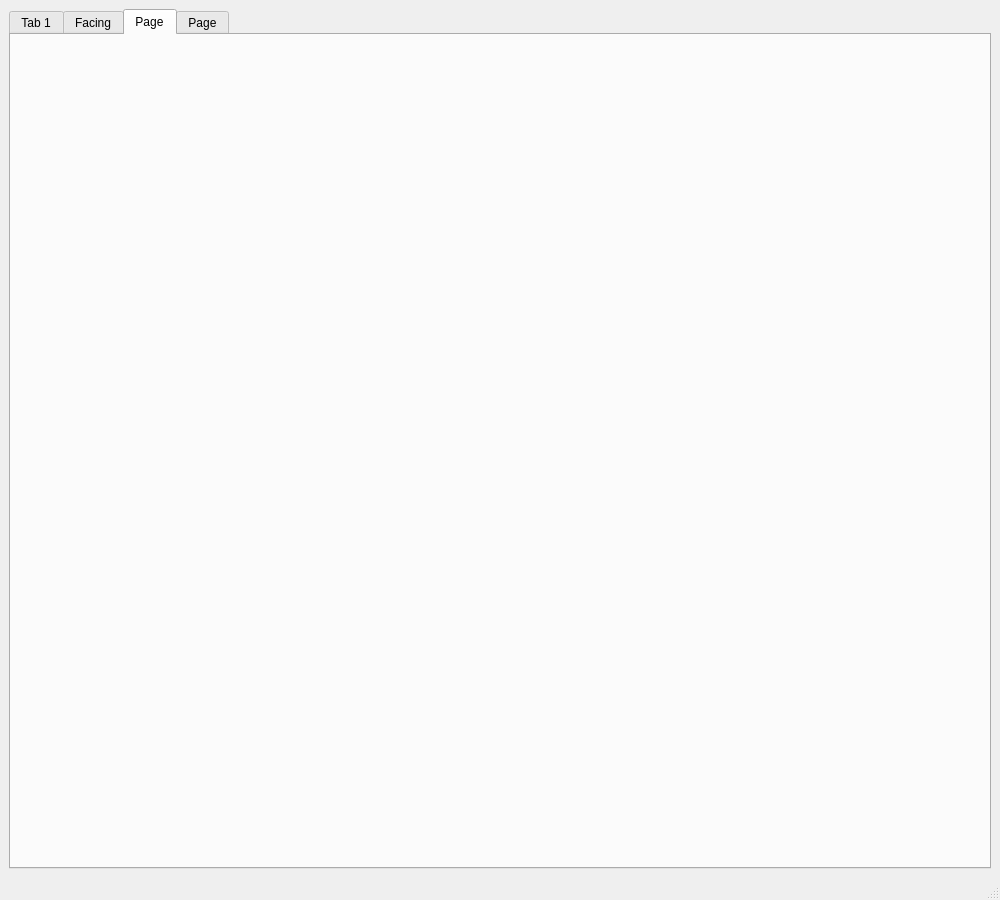
Before: the Qt Designer form gcode/src/gcode.ui in jethornton/gcode, drawn with Qt 5.
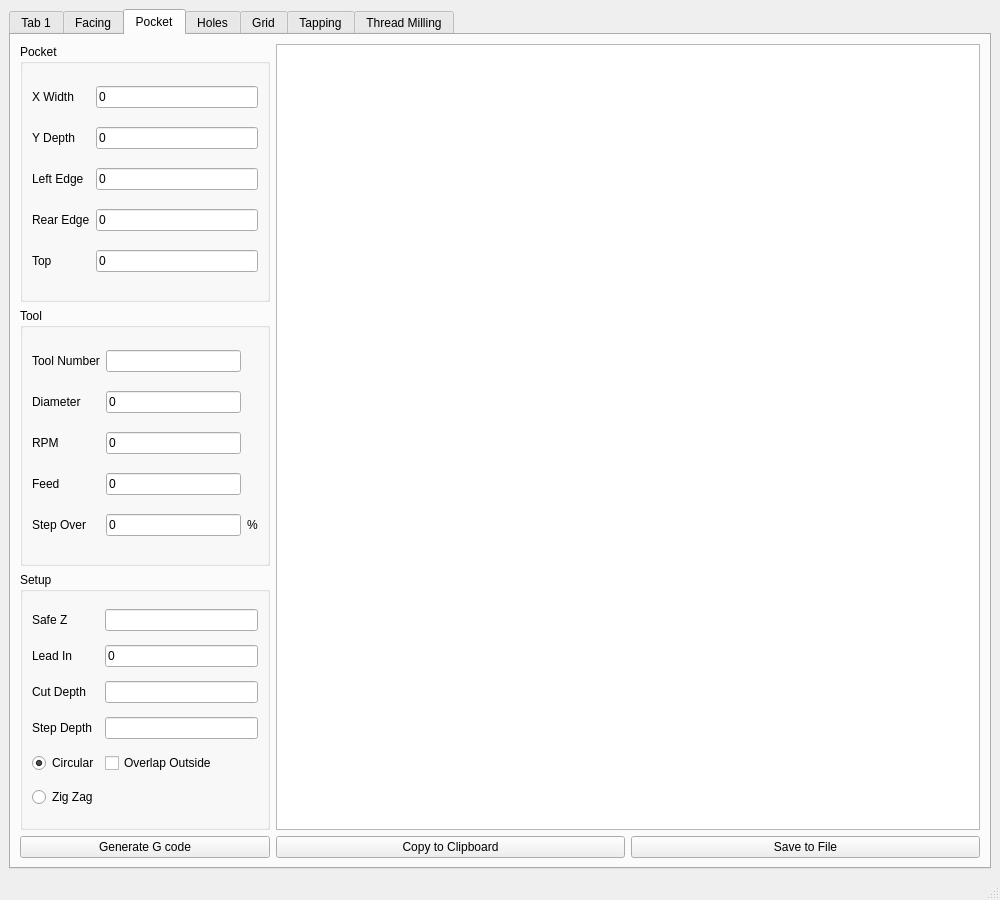
After: the same form once the commit is applied. The open tabs and pages were chosen to show the change.

Diff of the .ui file:
```diff
--- a/gcode/src/gcode.ui
+++ b/gcode/src/gcode.ui
@@ -412,12 +412,369 @@
       </widget>
       <widget class="QWidget" name="tab_3">
        <attribute name="title">
-        <string>Page</string>
+        <string>Pocket</string>
        </attribute>
+       <layout class="QGridLayout" name="gridLayout_9">
+        <item row="0" column="0">
+         <widget class="QGroupBox" name="groupBox_4">
+          <property name="maximumSize">
+           <size>
+            <width>250</width>
+            <height>16777215</height>
+           </size>
+          </property>
+          <property name="title">
+           <string>Pocket</string>
+          </property>
+          <layout class="QGridLayout" name="gridLayout_6">
+           <item row="0" column="1">
+            <widget class="QLineEdit" name="pocketWidthX">
+             <property name="text">
+              <string>0</string>
+             </property>
+             <property name="name" stdset="0">
+              <string>X Width</string>
+             </property>
+            </widget>
+           </item>
+           <item row="0" column="0">
+            <widget class="QLabel" name="label_16">
+             <property name="text">
+              <string>X Width</string>
+             </property>
+            </widget>
+           </item>
+           <item row="1" column="0">
+            <widget class="QLabel" name="label_17">
+             <property name="text">
+              <string>Y Depth</string>
+             </property>
+            </widget>
+           </item>
+           <item row="1" column="1">
+            <widget class="QLineEdit" name="pocketDepthY">
+             <property name="text">
+              <string>0</string>
+             </property>
+             <property name="name" stdset="0">
+              <string>Y Depth</string>
+             </property>
+            </widget>
+           </item>
+           <item row="2" column="0">
+            <widget class="QLabel" name="label_18">
+             <property name="text">
+              <string>Left Edge</string>
+             </property>
+            </widget>
+           </item>
+           <item row="3" column="0">
+            <widget class="QLabel" name="label_19">
+             <property name="text">
+              <string>Rear Edge</string>
+             </property>
+            </widget>
+           </item>
+           <item row="2" column="1">
+            <widget class="QLineEdit" name="pocketLeft">
+             <property name="text">
+              <string>0</string>
+             </property>
+             <property name="name" stdset="0">
+              <string>Left Edge</string>
+             </property>
+            </widget>
+           </item>
+           <item row="3" column="1">
+            <widget class="QLineEdit" name="pocketRear">
+             <property name="text">
+              <string>0</string>
+             </property>
+             <property name="name" stdset="0">
+              <string>Rear Edge</string>
+             </property>
+            </widget>
+           </item>
+           <item row="4" column="0">
+            <widget class="QLabel" name="label_20">
+             <property name="text">
+              <string>Top</string>
+             </property>
+            </widget>
+           </item>
+           <item row="4" column="1">
+            <widget class="QLineEdit" name="pocketTop">
+             <property name="text">
+              <string>0</string>
+             </property>
+             <property name="name" stdset="0">
+              <string>Top</string>
+             </property>
+            </widget>
+           </item>
+          </layout>
+         </widget>
+        </item>
+        <item row="0" column="1" rowspan="3" colspan="2">
+         <widget class="QPlainTextEdit" name="pocketPTE">
+          <property name="minimumSize">
+           <size>
+            <width>500</width>
+            <height>0</height>
+           </size>
+          </property>
+          <property name="font">
+           <font>
+            <family>Courier</family>
+            <pointsize>12</pointsize>
+            <weight>75</weight>
+            <bold>true</bold>
+           </font>
+          </property>
+         </widget>
+        </item>
+        <item row="1" column="0">
+         <widget class="QGroupBox" name="groupBox_5">
+          <property name="maximumSize">
+           <size>
+            <width>250</width>
+            <height>16777215</height>
+           </size>
+          </property>
+          <property name="title">
+           <string>Tool</string>
+          </property>
+          <layout class="QGridLayout" name="gridLayout_7">
+           <item row="1" column="0">
+            <widget class="QLabel" name="label_21">
+             <property name="text">
+              <string>Diameter</string>
+             </property>
+            </widget>
+           </item>
+           <item row="1" column="1">
+            <widget class="QLineEdit" name="pocketToolDia">
+             <property name="text">
+              <string>0</string>
+             </property>
+             <property name="name" stdset="0">
+              <string>Diameter</string>
+             </property>
+            </widget>
+           </item>
+           <item row="3" column="0">
+            <widget class="QLabel" name="label_22">
+             <property name="text">
+              <string>Feed</string>
+             </property>
+            </widget>
+           </item>
+           <item row="2" column="0">
+            <widget class="QLabel" name="label_23">
+             <property name="text">
+              <string>RPM</string>
+             </property>
+            </widget>
+           </item>
+           <item row="2" column="1">
+            <widget class="QLineEdit" name="pocketRPM">
+             <property name="text">
+              <string>0</string>
+             </property>
+             <property name="name" stdset="0">
+              <string>RPM</string>
+             </property>
+            </widget>
+           </item>
+           <item row="4" column="0">
+            <widget class="QLabel" name="label_24">
+             <property name="text">
+              <string>Step Over</string>
+             </property>
+            </widget>
+           </item>
+           <item row="3" column="1">
+            <widget class="QLineEdit" name="pocketFeed">
+             <property name="text">
+              <string>0</string>
+             </property>
+             <property name="name" stdset="0">
+              <string>Feed</string>
+             </property>
+            </widget>
+           </item>
+           <item row="4" column="1">
+            <widget class="QLineEdit" name="pocketStep">
+             <property name="text">
+              <string>0</string>
+             </property>
+             <property name="name" stdset="0">
+              <string>Step Over</string>
+             </property>
+            </widget>
+           </item>
+           <item row="4" column="2">
+            <widget class="QLabel" name="label_25">
+             <property name="text">
+              <string>%</string>
+             </property>
+            </widget>
+           </item>
+           <item row="0" column="0">
+            <widget class="QLabel" name="label_26">
+             <property name="text">
+              <string>Tool Number</string>
+             </property>
+            </widget>
+           </item>
+           <item row="0" column="1">
+            <widget class="QLineEdit" name="pocketTool">
+             <property name="name" stdset="0">
+              <string>Tool Number</string>
+             </property>
+            </widget>
+           </item>
+          </layout>
+         </widget>
+        </item>
+        <item row="2" column="0">
+         <widget class="QGroupBox" name="groupBox_6">
+          <property name="maximumSize">
+           <size>
+            <width>250</width>
+            <height>16777215</height>
+           </size>
+          </property>
+          <property name="title">
+           <string>Setup</string>
+          </property>
+          <layout class="QGridLayout" name="gridLayout_8">
+           <item row="3" column="1">
+            <widget class="QLineEdit" name="pocketStepDepth">
+             <property name="name" stdset="0">
+              <string>Step Depth</string>
+             </property>
+            </widget>
+           </item>
+           <item row="1" column="0">
+            <widget class="QLabel" name="label_27">
+             <property name="text">
+              <string>Lead In</string>
+             </property>
+            </widget>
+           </item>
+           <item row="4" column="1">
+            <widget class="QCheckBox" name="checkBox_2">
+             <property name="text">
+              <string>Overlap Outside</string>
+             </property>
+            </widget>
+           </item>
+           <item row="1" column="1">
+            <widget class="QLineEdit" name="pocketLeadIn">
+             <property name="text">
+              <string>0</string>
+             </property>
+             <property name="name" stdset="0">
+              <string>Lead In</string>
+             </property>
+            </widget>
+           </item>
+           <item row="6" column="0">
+            <widget class="QRadioButton" name="radioButton_3">
+             <property name="text">
+              <string>Zig Zag</string>
+             </property>
+             <property name="checked">
+              <bool>false</bool>
+             </property>
+            </widget>
+           </item>
+           <item row="4" column="0">
+            <widget class="QRadioButton" name="radioButton_4">
+             <property name="text">
+              <string>Circular</string>
+             </property>
+             <property name="checked">
+              <bool>true</bool>
+             </property>
+            </widget>
+           </item>
+           <item row="2" column="0">
+            <widget class="QLabel" name="label_28">
+             <property name="text">
+              <string>Cut Depth</string>
+             </property>
+            </widget>
+           </item>
+           <item row="2" column="1">
+            <widget class="QLineEdit" name="pocketCutDepth">
+             <property name="name" stdset="0">
+              <string>Cut Depth</string>
+             </property>
+            </widget>
+           </item>
+           <item row="3" column="0">
+            <widget class="QLabel" name="label_29">
+             <property name="text">
+              <string>Step Depth</string>
+             </property>
+            </widget>
+           </item>
+           <item row="0" column="0">
+            <widget class="QLabel" name="label_30">
+             <property name="text">
+              <string>Safe Z</string>
+             </property>
+            </widget>
+           </item>
+           <item row="0" column="1">
+            <widget class="QLineEdit" name="pocketSafeZ"/>
+           </item>
+          </layout>
+         </widget>
+        </item>
+        <item row="3" column="0">
+         <widget class="QPushButton" name="pocketeGeneratePB">
+          <property name="text">
+           <string>Generate G code</string>
+          </property>
+         </widget>
+        </item>
+        <item row="3" column="1">
+         <widget class="QPushButton" name="pocketCopyPB">
+          <property name="text">
+           <string>Copy to Clipboard</string>
+          </property>
+         </widget>
+        </item>
+        <item row="3" column="2">
+         <widget class="QPushButton" name="pocketSavePB">
+          <property name="text">
+           <string>Save to File</string>
+          </property>
+         </widget>
+        </item>
+       </layout>
       </widget>
       <widget class="QWidget" name="tab_4">
        <attribute name="title">
-        <string>Page</string>
+        <string>Holes</string>
+       </attribute>
+      </widget>
+      <widget class="QWidget" name="tab_7">
+       <attribute name="title">
+        <string>Grid</string>
+       </attribute>
+      </widget>
+      <widget class="QWidget" name="tab_5">
+       <attribute name="title">
+        <string>Tapping</string>
+       </attribute>
+      </widget>
+      <widget class="QWidget" name="tab_6">
+       <attribute name="title">
+        <string>Thread Milling</string>
        </attribute>
       </widget>
      </widget>
```
